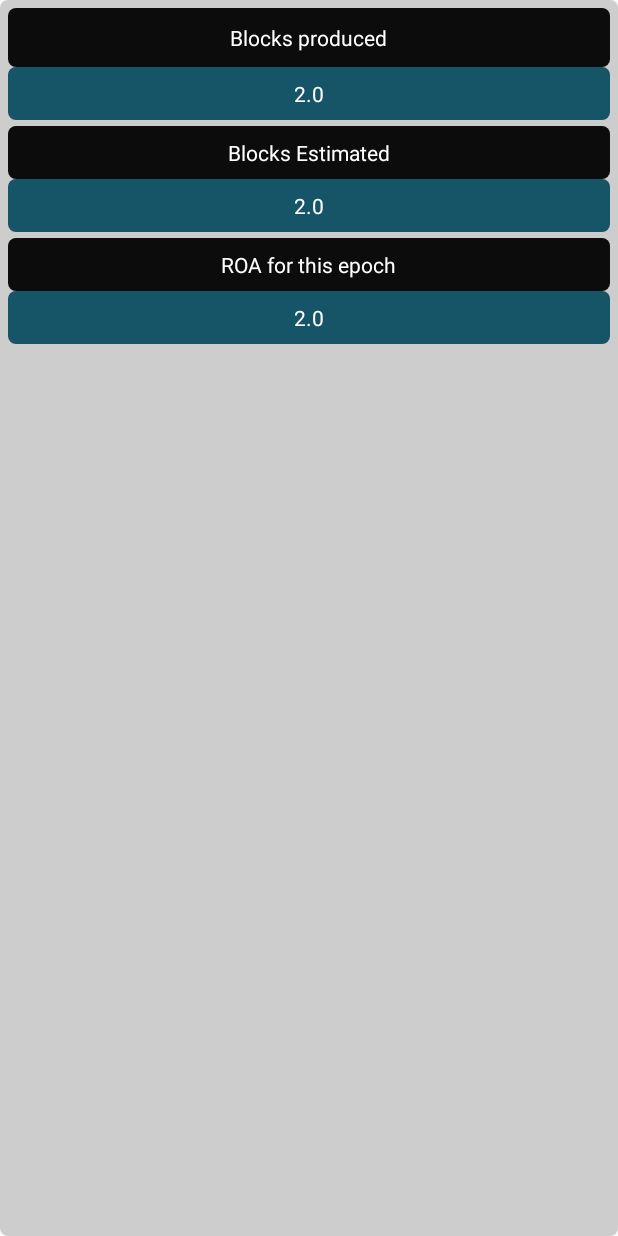
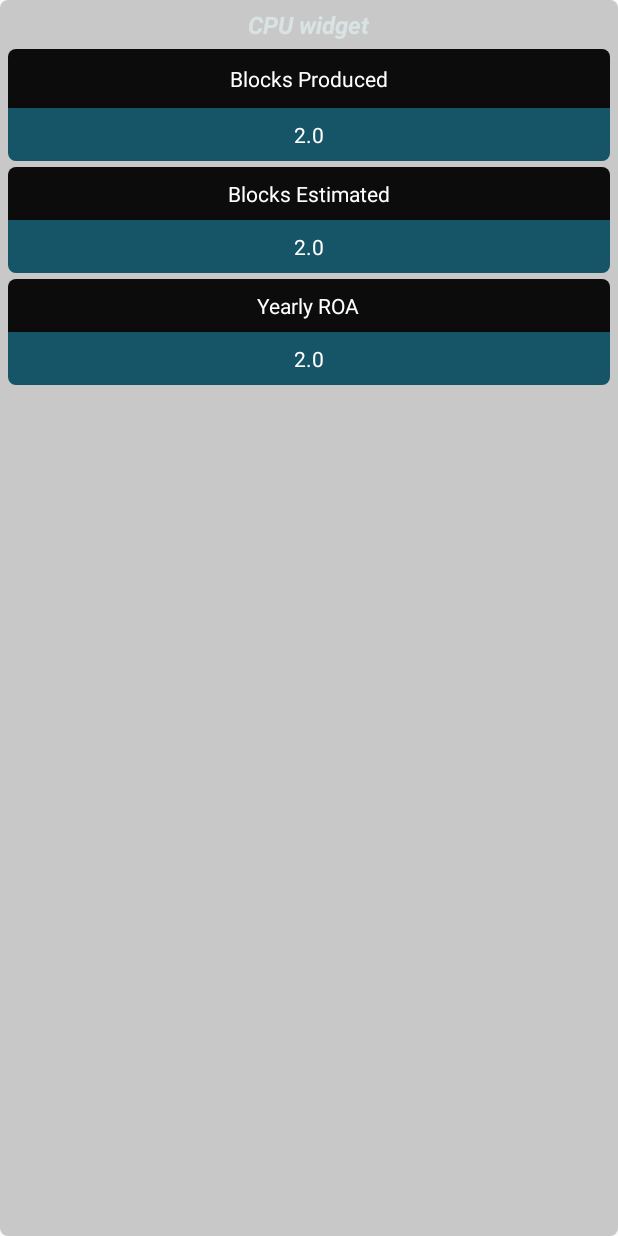
Before and after one commit to pools-united/CardanoPoolsUnitedWidget, an Android app: the layout c_p_u_widget.xml on its own in the app's theme, with its tools: preview values and no code run, on a phone screen of 412 x 824 dp. Run offline under Robolectric (Android 15) with nearby library versions, the phone set to English and light mode, and no system bars.

Commit message:
changed design and fixed bugs

```diff
--- a/app/src/main/AndroidManifest.xml
+++ b/app/src/main/AndroidManifest.xml
@@ -6,9 +6,9 @@
 
     <application
         android:allowBackup="true"
-        android:icon="@mipmap/ic_launcher"
+        android:icon="@drawable/logo"
         android:label="@string/app_name"
-        android:roundIcon="@mipmap/ic_launcher_round"
+        android:roundIcon="@drawable/logo"
         android:supportsRtl="true"
         android:theme="@style/AppTheme">
         <activity android:name=".view.WebViewActivity"></activity>
--- a/app/src/main/java/com/cardanopoolsunitedwidget/data/network/RestAPIService.kt
+++ b/app/src/main/java/com/cardanopoolsunitedwidget/data/network/RestAPIService.kt
@@ -14,7 +14,7 @@ import retrofit2.http.Query
 
 interface RestAPIService {
 
-    @GET("/pools/19cb138eab81d3559e70094df2b6cb1742bf275e920300d5c3972253/summary.json")
+    @GET("/pools/b45c1860e038baa0642b352ccf447ed5e14430342a11dd75bae52f39/summary.json")
     fun getSpecificPoolDetails(
     ): Call<PoolDetails>
 }
--- a/app/src/main/res/drawable/alpha_bg_color.xml
+++ b/app/src/main/res/drawable/alpha_bg_color.xml
@@ -1,5 +1,5 @@
 <?xml version="1.0" encoding="UTF-8"?>
 <shape xmlns:android="http://schemas.android.com/apk/res/android" >
-    <solid android:color="#300c0c0c" />
+    <solid android:color="#350c0c0c" />
     <corners android:radius="5dp"></corners>
 </shape>
--- a/app/src/main/res/drawable/rounded_corners_bottom.xml
+++ b/app/src/main/res/drawable/rounded_corners_bottom.xml
@@ -3,5 +3,5 @@
     android:shape="rectangle">
     <solid android:color="@color/colorPrimary"/>
     <!--The above colour is completely transparent!-->
-    <corners android:radius="5dp"></corners>
+    <corners android:bottomLeftRadius="5dp" android:bottomRightRadius="5dp"></corners>
 </shape>
--- a/app/src/main/res/drawable/rounded_corners_top.xml
+++ b/app/src/main/res/drawable/rounded_corners_top.xml
@@ -3,5 +3,5 @@
     android:shape="rectangle">
     <solid android:color="@color/colorAccent"/>
     <!--The above colour is completely transparent!-->
-    <corners android:radius="5dp"></corners>
+    <corners android:topLeftRadius="5dp" android:topRightRadius="5dp"></corners>
 </shape>
--- a/app/src/main/res/layout/c_p_u_widget.xml
+++ b/app/src/main/res/layout/c_p_u_widget.xml
@@ -9,16 +9,17 @@
         android:layout_width="wrap_content"
         android:layout_height="wrap_content"
         android:layout_centerHorizontal="true"
-        android:layout_centerVertical="true"
         android:layout_alignParentTop="true"
         android:layout_marginBottom="5dp"
+        android:text="CPU widget"
         android:contentDescription="@string/appwidget_text"
-        android:textColor="#ffffff"
+        android:textColor="#d9e3e3"
         android:textSize="16sp"
         android:textStyle="bold|italic" />
 
     <RelativeLayout
         android:id="@+id/rl1"
+        android:layout_below="@id/widgetHeader"
         android:layout_marginBottom="4dp"
         android:layout_width="wrap_content"
         android:layout_height="wrap_content">
@@ -33,7 +34,7 @@
             <TextView
                 android:id="@+id/component_name_txt"
                 android:textColor="@color/white"
-                android:text="Blocks produced"
+                android:text="Blocks Produced"
                 android:layout_centerInParent="true"
                 android:layout_width="wrap_content"
                 android:layout_height="wrap_content"/>
@@ -125,7 +126,7 @@
             <TextView
                 android:id="@+id/component_name_txt3"
                 android:textColor="@color/white"
-                android:text="ROA for this epoch"
+                android:text="Yearly ROA"
                 android:layout_centerInParent="true"
                 android:layout_width="wrap_content"
                 android:layout_height="wrap_content"/>
--- a/app/src/main/res/values/strings.xml
+++ b/app/src/main/res/values/strings.xml
@@ -1,5 +1,5 @@
 <resources>
-    <string name="app_name">CardanoPoolsUnitedWidget</string>
+    <string name="app_name">CardanoPoolsUnited</string>
     <string name="appwidget_text">Cardano Pools United</string>
     <string name="add_widget">Add widget</string>
 </resources>
--- a/app/src/main/res/xml/c_p_u_widget_info.xml
+++ b/app/src/main/res/xml/c_p_u_widget_info.xml
@@ -4,7 +4,7 @@
     android:initialLayout="@layout/c_p_u_widget"
     android:minWidth="110dp"
     android:minHeight="40dp"
-    android:previewImage="@drawable/example_appwidget_preview"
+    android:previewImage="@drawable/logo"
     android:resizeMode="vertical"
     android:updatePeriodMillis="900000"
     android:widgetCategory="home_screen|keyguard"></appwidget-provider>
```
Also changed, not shown: app/src/main/java/com/cardanopoolsunitedwidget/util/Constants.kt (+6 -1 lines), app/src/main/java/com/cardanopoolsunitedwidget/view/MainActivity.kt (+39 -18 lines), app/src/main/java/com/cardanopoolsunitedwidget/view/WebViewActivity.kt (+8 -2 lines), app/src/main/res/layout/activity_main.xml (+21 -4 lines), app/src/main/res/drawable/logo.png (added).
